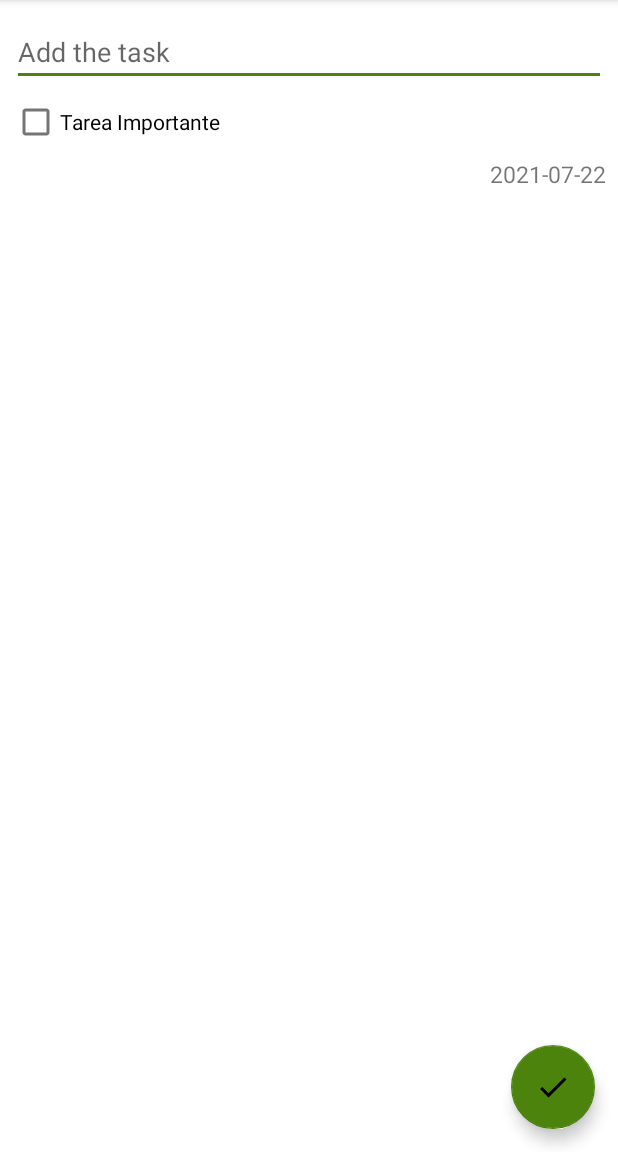
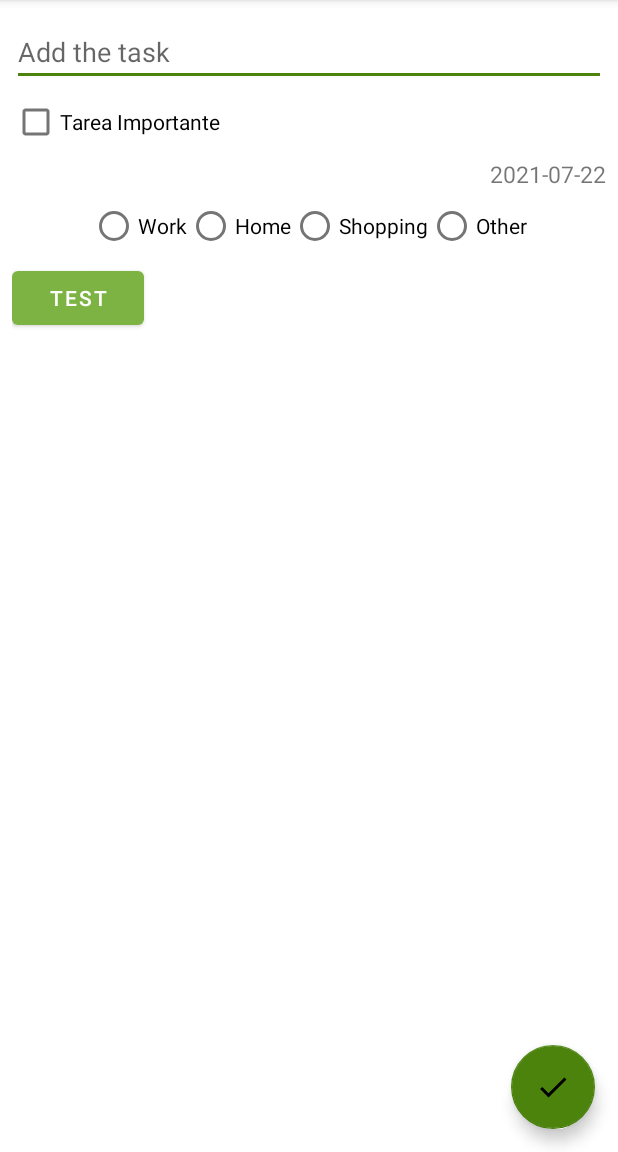
Before and after one commit to thinkcode-yanez/TaskList, an Android app: the screen it shows after launch (InsertTareaActivity), after a tap on an icon or button, on a phone screen of 412 x 824 dp, the part 84-1236 px from its top. Run offline under Robolectric (Android 15) with nearby library versions, the phone set to English and light mode, and no system bars; our stand-ins replace Room's generated code.

Commit message:
Agregando categorias y Tambien al Menu.

```diff
--- a/app/src/main/java/com/thinkcode/tasklist/adapters/TareaAdapter.kt
+++ b/app/src/main/java/com/thinkcode/tasklist/adapters/TareaAdapter.kt
@@ -62,6 +62,8 @@ class TareaAdapter(private val dataSet: List<Tarea>) :
             binding.etTarea.text = item.nombre
             binding.tvFecha.text = item.fecha
             binding.imPrioridad.isVisible = item.prioridad
+            //Extra Category
+            binding.tvCategoria.text = item.category
 
 
             binding.root.setOnClickListener {
@@ -83,6 +85,7 @@ class TareaAdapter(private val dataSet: List<Tarea>) :
                         item.nombre,
                         item.fecha,
                         item.prioridad,
+                        item.category,
                         item.id
                     )
                     binding.etTarea.setTextColor(ContextCompat.getColor(context,R.color.design_default_color_error))
@@ -96,6 +99,7 @@ class TareaAdapter(private val dataSet: List<Tarea>) :
                         item.nombre,
                         item.fecha,
                         item.prioridad,
+                        item.category,
                         item.id
                     )
                     binding.etTarea.setTextColor(ContextCompat.getColor(context,R.color.black))
--- a/app/src/main/java/com/thinkcode/tasklist/dao/TareasDao.kt
+++ b/app/src/main/java/com/thinkcode/tasklist/dao/TareasDao.kt
@@ -19,6 +19,9 @@ interface TareasDao {
     @Query("SELECT * FROM tarea_tabla WHERE prioridad= :priority")
     suspend fun getByPrioridad(priority:Boolean):List<Tarea>
 
+    @Query("SELECT * FROM tarea_tabla WHERE category= :categoria")
+    suspend fun getByCategory(categoria:String):List<Tarea>
+
     @Insert
     suspend fun insertTarea(tarea:List<Tarea>):List<Long>//Devuelve long de las llaves que se iran generando
 
--- a/app/src/main/java/com/thinkcode/tasklist/models/Tarea.kt
+++ b/app/src/main/java/com/thinkcode/tasklist/models/Tarea.kt
@@ -10,6 +10,7 @@ data class Tarea(
     val prioridad:Boolean=false,
     var realizado:Boolean=false,
     val fecha:String,
+    val category:String,
     @PrimaryKey(autoGenerate = true)
     var id:Long
 )
--- a/app/src/main/java/com/thinkcode/tasklist/viewmodels/TareaViewModel.kt
+++ b/app/src/main/java/com/thinkcode/tasklist/viewmodels/TareaViewModel.kt
@@ -2,6 +2,7 @@ package com.thinkcode.tasklist.viewmodels
 
 import android.text.Editable
 import android.util.Log
+import android.widget.RadioButton
 import androidx.lifecycle.MutableLiveData
 import androidx.lifecycle.ViewModel
 import androidx.lifecycle.viewModelScope
@@ -16,6 +17,7 @@ class TareaViewModel:ViewModel() {
 
     var id=MutableLiveData<Long>()
     var nombretarea=MutableLiveData<String>()
+    var categoria=MutableLiveData<String>()
     var checked:Boolean=false
     var priority=MutableLiveData<Boolean>()
     var fecha=MutableLiveData<String>()
@@ -27,12 +29,17 @@ class TareaViewModel:ViewModel() {
     init{
 
     }
-    fun guardarTarea(tareaname: Editable, prioridad: Boolean, fecha: CharSequence) {
+    fun guardarTarea(
+        tareaname: Editable,
+        prioridad: Boolean,
+        fecha: CharSequence,
+        category: RadioButton
+    ) {
         nombretarea.value= tareaname.toString()
         priority.value=prioridad
 
         if(validarInfo()){
-            var mTarea= Tarea(nombretarea.value!!,priority.value!!,checked,fecha.toString(),0)
+            var mTarea= Tarea(nombretarea.value!!,priority.value!!,checked,fecha.toString(),category.text.toString(),0)
 
             when(operacion){
                 Constantes.OPERACION_INSERTAR->{
@@ -83,6 +90,7 @@ class TareaViewModel:ViewModel() {
             nombretarea.value=tarea.nombre
             fecha.value=tarea.fecha
             priority.value=tarea.prioridad
+            categoria.value=tarea.category//Agregando categoria
             cargaExitosa.value=tarea.equals(1)
             Log.d("mensaje2",priority.value.toString())
 
@@ -97,7 +105,7 @@ class TareaViewModel:ViewModel() {
 
     fun eliminarTarea() {
 
-        var mTarea= Tarea("",priority.value!!,checked,"",id.value!!)
+        var mTarea= Tarea("",priority.value!!,checked,"",categoria.value!!,id.value!!)
         viewModelScope.launch {
             val result= withContext(Dispatchers.IO){
 
--- a/app/src/main/res/layout/activity_insert_tarea.xml
+++ b/app/src/main/res/layout/activity_insert_tarea.xml
@@ -24,10 +24,6 @@
             android:layout_width="match_parent"
             android:layout_height="wrap_content"
             android:text="Tarea Importante" />
-
-
-
-
 
             <TextView
                 android:id="@+id/tv_fechacreada"
@@ -63,8 +59,42 @@
                 android:text="Borrar" />
 
         </LinearLayout>
+        <RadioGroup
+            android:id="@+id/radioGroup"
+            android:layout_width="match_parent"
+            android:layout_height="wrap_content"
+            android:gravity="center_horizontal"
+            android:orientation="horizontal">
+            <RadioButton
+                android:id="@+id/rbWork"
+                android:text="Work"
+                android:layout_width="wrap_content"
+                android:layout_height="wrap_content"/>
+            <RadioButton
+                android:id="@+id/rbHome"
+                android:text="Home"
+                android:layout_width="wrap_content"
+                android:layout_height="wrap_content"/>
+            <RadioButton
+                android:id="@+id/rbShop"
+                android:text="Shopping"
+                android:layout_width="wrap_content"
+                android:layout_height="wrap_content"/>
+            <RadioButton
+                android:id="@+id/rbOther"
+                android:text="Other"
+                android:layout_width="wrap_content"
+                android:layout_height="wrap_content"/>
+
+        </RadioGroup>
+        <Button
+            android:id="@+id/btntest"
+            android:text="test"
+            android:layout_width="wrap_content"
+            android:layout_height="wrap_content"/>
 
     </LinearLayout>
+
 
 
     <com.google.android.material.floatingactionbutton.FloatingActionButton
--- a/app/src/main/res/layout/item_list.xml
+++ b/app/src/main/res/layout/item_list.xml
@@ -69,7 +69,7 @@
             android:textSize="15sp"
             android:textStyle="italic"
             android:layout_marginStart="10dp"
-            android:text="Categoria">
+            tools:text="Categoria">
 
         </TextView>
         <TextView
--- a/app/src/main/res/menu/nav_menu.xml
+++ b/app/src/main/res/menu/nav_menu.xml
@@ -8,6 +8,7 @@
         app:showAsAction="ifRoom"/>
 
     <item android:id="@+id/nav_priority"
+        android:titleCondensed="hola"
         android:icon="@drawable/ic_delete"
         android:title="Mostrar Importantes"
         app:showAsAction="never"/>
@@ -15,6 +16,18 @@
         android:icon="@drawable/ic_delete"
         android:title="Mostrar Todos"
         app:showAsAction="never"/>
+    <item android:id="@+id/nav_work"
+        android:icon="@drawable/ic_delete"
+        android:title="Mostrar Work"
+        app:showAsAction="never"/>
+    <item android:id="@+id/nav_home"
+        android:icon="@drawable/ic_delete"
+        android:title="Mostrar Home"
+        app:showAsAction="never"/>
+    <item android:id="@+id/nav_Shopping"
+        android:icon="@drawable/ic_delete"
+        android:title="Mostrar Shopping"
+        app:showAsAction="never"/>
 
 
 </menu>
```
Also changed, not shown: app/src/main/java/com/thinkcode/tasklist/MainActivity.kt (+7 -0 lines), app/src/main/java/com/thinkcode/tasklist/ui/InsertTareaActivity.kt (+59 -27 lines), app/src/main/java/com/thinkcode/tasklist/viewmodels/MainViewModel.kt (+32 -13 lines), app/src/main/res/layout/activity_main.xml (+6 -6 lines).
